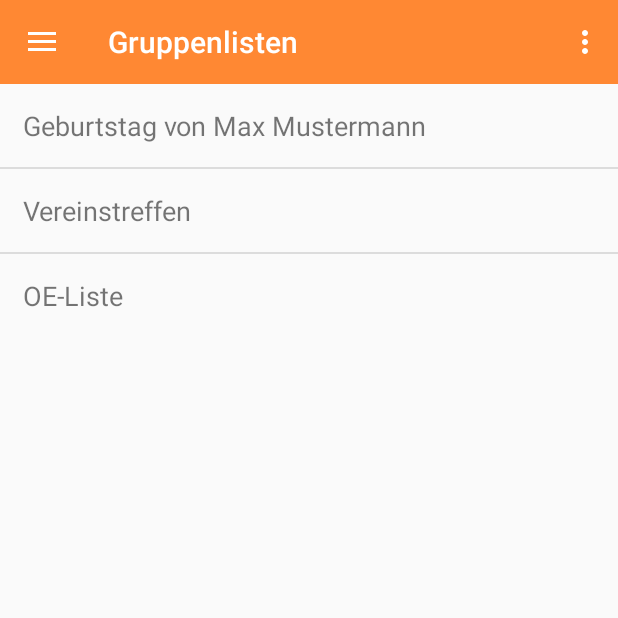
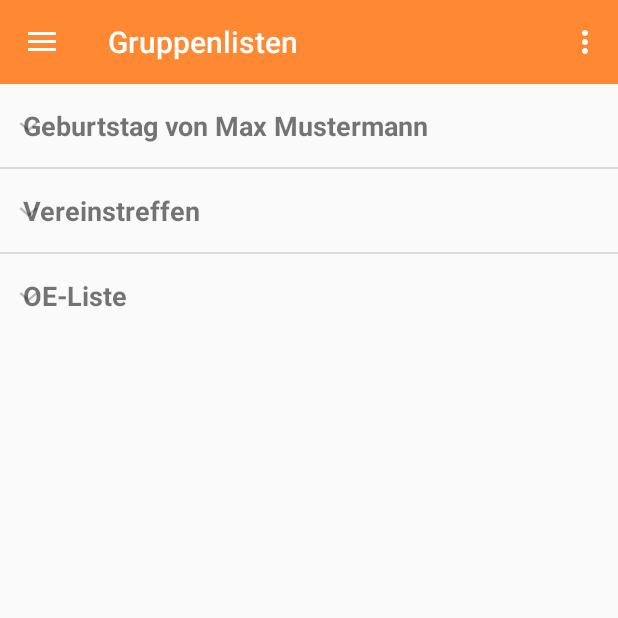
Before and after one commit to theSoenke/SmartShopper, an Android app: the screen it shows after launch (HomeActivity), in the side drawer, after a tap on "Gruppenlisten", on a phone screen of 412 x 824 dp, the top half of it. Run offline under Robolectric (Android 15) with nearby library versions, the light colour scheme and no system bars.

Commit message:
Gruppenlisten als Expandable list View

```diff
--- a/App/prototype/app/src/main/java/app/smartshopper_prototype/DetailedSingleListActivity.java
+++ b/App/prototype/app/src/main/java/app/smartshopper_prototype/DetailedSingleListActivity.java
@@ -1,11 +1,10 @@
 package app.smartshopper_prototype;
 
 import android.content.Intent;
+import android.os.Bundle;
 import android.support.design.widget.TabLayout;
 import android.support.v4.view.ViewPager;
 import android.support.v7.app.AppCompatActivity;
-import android.os.Bundle;
-import android.support.v7.widget.Toolbar;
 import android.view.MenuItem;
 
 import app.smartshopper_prototype.listTabs.SingleListPagerAdapter;
@@ -28,8 +27,8 @@ public class DetailedSingleListActivity extends AppCompatActivity {
         getSupportActionBar().setDisplayShowHomeEnabled(true);
 
         TabLayout tabLayout = (TabLayout) findViewById(R.id.tab_view_layout);
-        tabLayout.addTab(tabLayout.newTab().setText("Tab1"));
-        tabLayout.addTab(tabLayout.newTab().setText("Tab2"));
+        tabLayout.addTab(tabLayout.newTab().setText("Items"));
+        tabLayout.addTab(tabLayout.newTab().setText("Navigation"));
         tabLayout.setTabGravity(TabLayout.GRAVITY_FILL);
 
         final ViewPager viewPager = (ViewPager) findViewById(R.id.tab_view_pager);
--- /dev/null
+++ b/App/prototype/app/src/main/java/app/smartshopper_prototype/GroupExpListAdapter.java
@@ -0,0 +1,107 @@
+package app.smartshopper_prototype;
+
+import android.content.Context;
+import android.graphics.Typeface;
+import android.view.LayoutInflater;
+import android.view.View;
+import android.view.ViewGroup;
+import android.widget.BaseExpandableListAdapter;
+import android.widget.TextView;
+
+import java.util.HashMap;
+import java.util.List;
+
+/**
+ * Created by marvin on 30.04.16.
+ */
+public class GroupExpListAdapter extends BaseExpandableListAdapter {
+
+    private Context _context;
+    private List<String> _listDataHeader; // header titles
+    // child data in format of header title, child title
+    private HashMap<String, List<String>> _listDataChild;
+
+    public GroupExpListAdapter(Context context, List<String> listDataHeader,
+                               HashMap<String, List<String>> listChildData) {
+        this._context = context;
+        this._listDataHeader = listDataHeader;
+        this._listDataChild = listChildData;
+    }
+
+    @Override
+    public Object getChild(int groupPosition, int childPosititon) {
+        return this._listDataChild.get(this._listDataHeader.get(groupPosition))
+                .get(childPosititon);
+    }
+
+    @Override
+    public long getChildId(int groupPosition, int childPosition) {
+        return childPosition;
+    }
+
+    @Override
+    public View getChildView(int groupPosition, final int childPosition,
+                             boolean isLastChild, View convertView, ViewGroup parent) {
+        final String childText = (String) getChild(groupPosition, childPosition);
+
+        if (convertView == null) {
+            LayoutInflater infalInflater = (LayoutInflater) this._context
+                    .getSystemService(Context.LAYOUT_INFLATER_SERVICE);
+            convertView = infalInflater.inflate(R.layout.simple_row, null);
+        }
+
+        TextView childItem = (TextView) convertView.findViewById(R.id.rowTextView);
+        childItem.setText(childText);
+        return convertView;
+
+    }
+
+    @Override
+    public int getChildrenCount(int groupPosition) {
+        return this._listDataChild.get(this._listDataHeader.get(groupPosition))
+                .size();
+    }
+
+    @Override
+    public Object getGroup(int groupPosition) {
+        return this._listDataHeader.get(groupPosition);
+    }
+
+    @Override
+    public int getGroupCount() {
+        return this._listDataHeader.size();
+    }
+
+    @Override
+    public long getGroupId(int groupPosition) {
+        return groupPosition;
+    }
+
+    @Override
+    public View getGroupView(int groupPosition, boolean isExpanded,
+                             View convertView, ViewGroup parent) {
+        String headerTitle = (String) getGroup(groupPosition);
+        if (convertView == null) {
+            LayoutInflater infalInflater = (LayoutInflater) this._context
+                    .getSystemService(Context.LAYOUT_INFLATER_SERVICE);
+            convertView = infalInflater.inflate(R.layout.simple_row, null);
+        }
+
+        TextView groupItem = (TextView) convertView
+                .findViewById(R.id.rowTextView);
+        groupItem.setTypeface(null, Typeface.BOLD);
+        groupItem.setText(headerTitle);
+
+        return convertView;
+    }
+
+    @Override
+    public boolean hasStableIds() {
+        return false;
+    }
+
+    @Override
+    public boolean isChildSelectable(int groupPosition, int childPosition) {
+        return true;
+    }
+}
--- a/App/prototype/app/src/main/java/app/smartshopper_prototype/GroupListFragment.java
+++ b/App/prototype/app/src/main/java/app/smartshopper_prototype/GroupListFragment.java
@@ -7,13 +7,17 @@ import android.view.LayoutInflater;
 import android.view.View;
 import android.view.ViewGroup;
 import android.widget.AdapterView;
-import android.widget.ArrayAdapter;
+import android.widget.ExpandableListAdapter;
+import android.widget.ExpandableListView;
 import android.widget.ListView;
 import android.widget.Toast;
 
 import java.util.ArrayList;
+import java.util.HashMap;
+import java.util.List;
 
 public class GroupListFragment extends Fragment implements AdapterView.OnItemClickListener {
+
 
     @Override
     public void onCreate(Bundle savedInstanceState) {
@@ -26,19 +30,29 @@ public class GroupListFragment extends Fragment implements AdapterView.OnItemCli
         View view = inflater.inflate(R.layout.fragment_group_list, container, false);
 
         // TODO: Change this to an expandable list maybe (to see all participants)?
-        ListView list = (ListView) view.findViewById(R.id.grouplist_list);
+        ExpandableListView list = (ExpandableListView) view.findViewById(R.id.grouplist_list);
+        final List<String> listgroups = new ArrayList<String>();
+        listgroups.add("Geburtstag von Max Mustermann");
+        listgroups.add("Vereinstreffen");
+        listgroups.add("OE-Liste");
+        final HashMap<String, List<String>> childlists = new HashMap<>();
+        List<String> parent0childs = new ArrayList<String>();
+        List<String> parent1childs = new ArrayList<String>();
+        List<String> parent2childs = new ArrayList<String>();
+        parent0childs.add("Dieter");
+        parent0childs.add("Batman");
+        parent1childs.add("SpiderMan");
+        parent2childs.add("Ash Ketchum");
+        parent2childs.add("Professor Eich");
+        parent2childs.add("Rocko");
+        parent2childs.add("Misty");
+        childlists.put(listgroups.get(0), parent0childs);
+        childlists.put(listgroups.get(1), parent1childs);
+        childlists.put(listgroups.get(2), parent2childs);
 
+        ExpandableListAdapter adapter = new GroupExpListAdapter(getContext(), listgroups, childlists);
         // Create ArrayAdapter using the planet list.
-        ArrayAdapter<String> listAdapter = new ArrayAdapter<>(getContext(), R.layout.simple_row, new ArrayList<String>());
-
-        listAdapter.add("Geburtstag von Max Mustermann");
-        listAdapter.add("Vereinstreffen");
-        listAdapter.add("OE-Liste");
-
-        list.setAdapter(listAdapter);
-
-        // to get notified about clicks on items
-        list.setOnItemClickListener(this);
+        list.setAdapter(adapter);
 
         return view;
     }
--- a/App/prototype/app/src/main/res/layout/fragment_group_list.xml
+++ b/App/prototype/app/src/main/res/layout/fragment_group_list.xml
@@ -4,10 +4,13 @@
     android:layout_height="wrap_content"
     android:orientation="horizontal">
 
-    <ListView
-        android:id="@+id/grouplist_list"
+    <ExpandableListView
         android:layout_width="wrap_content"
         android:layout_height="wrap_content"
+        android:id="@+id/grouplist_list"
         android:layout_alignParentStart="true"
-        android:layout_alignParentTop="true" />
+        android:contextClickable="true"
+        android:clickable="true"
+        android:choiceMode="multipleChoice" />
+
 </RelativeLayout>
```
